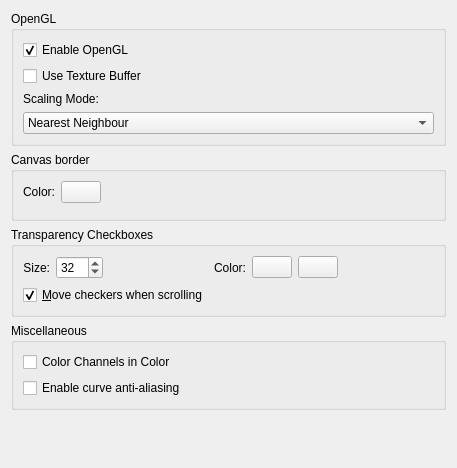
Old version of the form krita/ui/forms/wdgdisplaysettings.ui in the repository KDE/krita.
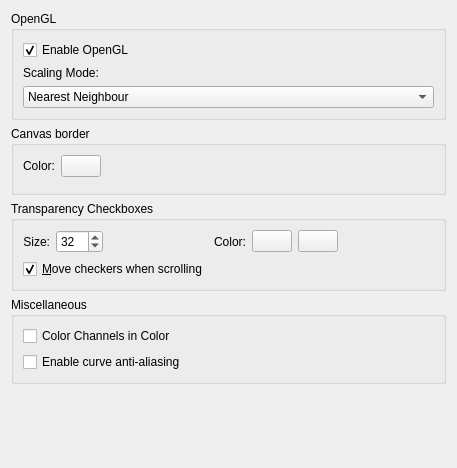
New version of the form. Custom widgets are drawn as their Qt base class.

Commit message:
Remove texture buffer option
It doesn't add any perceptible performance improvement while cluttering
the code and causing crashes for nvidia users.

```diff
--- a/krita/ui/forms/wdgdisplaysettings.ui
+++ b/krita/ui/forms/wdgdisplaysettings.ui
@@ -190,16 +190,6 @@
       <string>OpenGL</string>
      </property>
      <layout class="QGridLayout">
-      <item row="2" column="0">
-       <widget class="QCheckBox" name="chkUseTextureBuffer">
-        <property name="toolTip">
-         <string>&lt;html&gt;&lt;head/&gt;&lt;body&gt;&lt;p&gt;Use Texture Buffering. This can be faster on some GPU/Driver combinations (like Intel) or broken on some others (like AMD/Radeon).&lt;/p&gt;&lt;/body&gt;&lt;/html&gt;</string>
-        </property>
-        <property name="text">
-         <string>Use Texture Buffer</string>
-        </property>
-       </widget>
-      </item>
       <item row="0" column="0">
        <widget class="QCheckBox" name="cbUseOpenGL">
         <property name="text">
@@ -210,7 +200,7 @@
         </property>
        </widget>
       </item>
-      <item row="4" column="0">
+      <item row="3" column="0">
        <widget class="QComboBox" name="cmbFilterMode">
         <property name="currentIndex">
          <number>0</number>
@@ -232,7 +222,7 @@
         </item>
        </widget>
       </item>
-      <item row="3" column="0">
+      <item row="2" column="0">
        <widget class="QLabel" name="label">
         <property name="text">
          <string>Scaling Mode:</string>
```
The commit also changes 5 other files.
